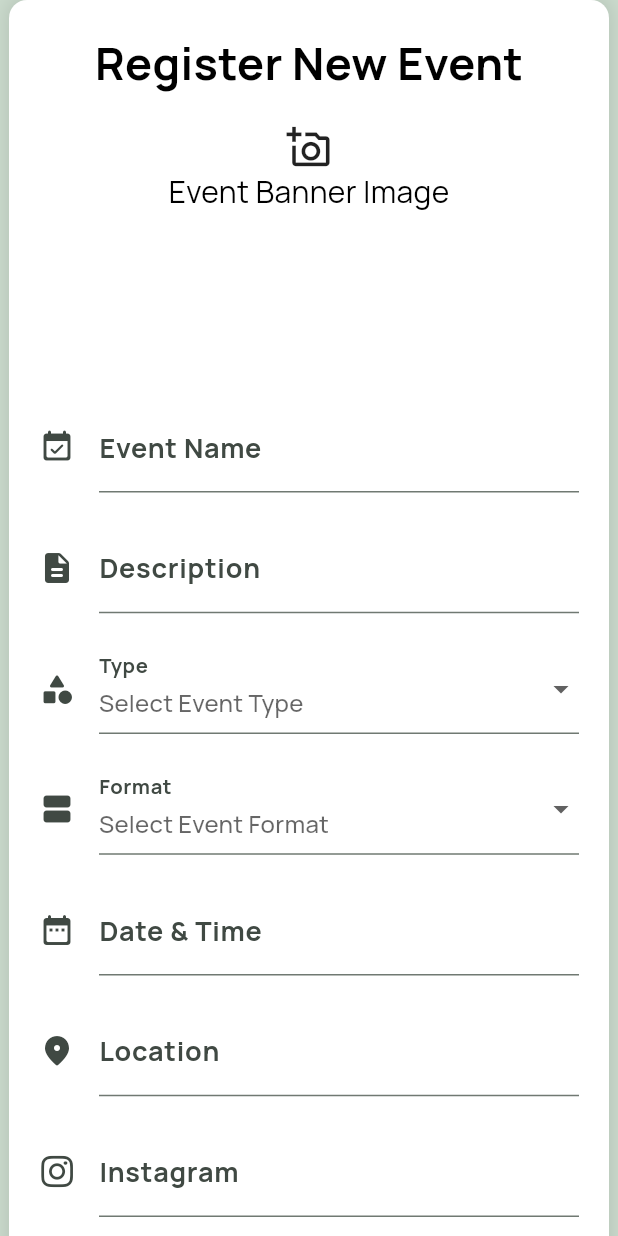
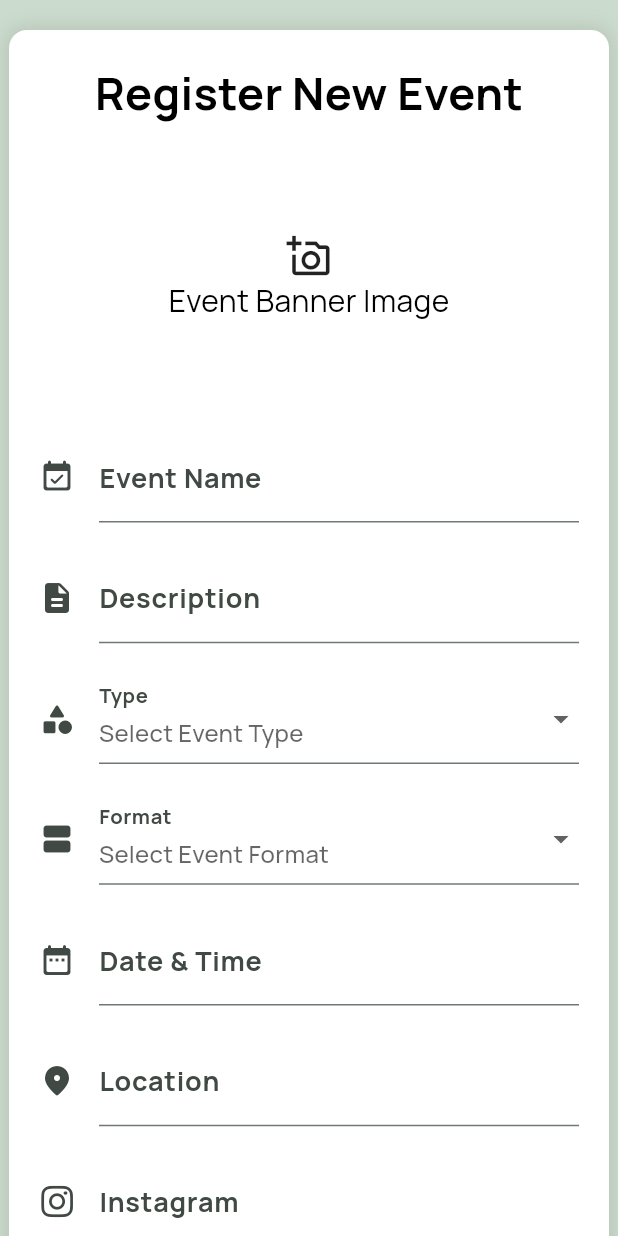
Before and after one commit to annabelzecchel/soen343, a Flutter app: the EventCreationForm screen opened directly, on a phone screen of 412 x 824 dp. Run offline on Flutter 3.47's test engine with Material 3 defaults, Android fonts, the phone set to English and light mode, and no system bars; our stand-ins replace cloud_firestore, csv, file_picker, firebase_analytics, firebase_auth, firebase_core and 6 more; accounts and stored records are empty.

Commit message:
event form touch ups

```diff
--- a/lib/components/event_creation_form.dart
+++ b/lib/components/event_creation_form.dart
@@ -196,6 +196,8 @@ class _EventCreationFormState extends State<EventCreationForm> {
     return Scaffold(
       body: SingleChildScrollView(
         child: Center(
+          child: Padding(
+            padding: const EdgeInsets.symmetric(vertical: 20.0),
             child: Container(
               width: 400,
               padding: const EdgeInsets.all(20),
@@ -235,12 +237,19 @@ class _EventCreationFormState extends State<EventCreationForm> {
                                   fit: BoxFit.fill,
                                 ),
                               )
-                          : const Column(children: [
+                            : const Center(
+                              child: Column(
+                                mainAxisAlignment: MainAxisAlignment.center,
+                                children: [
                                 Icon(Icons.add_a_photo_outlined, size: 30),
-                              Text("Event Banner Image",
+                                Text(
+                                  "Event Banner Image",
                                   style: TextStyle(
-                                      color: Colors.black, fontSize: 20)),
-                            ]),
+                                    color: Colors.black, fontSize: 20),
+                                ),
+                                ],
+                              ),
+                              ),
                       ),
                     ),
                     const SizedBox(height: 20),
@@ -535,6 +544,7 @@ class _EventCreationFormState extends State<EventCreationForm> {
             ),
           ),
         ),
+      ),
     );
   }
 }
```
Lines whose indentation alone changed are shown as unchanged.
